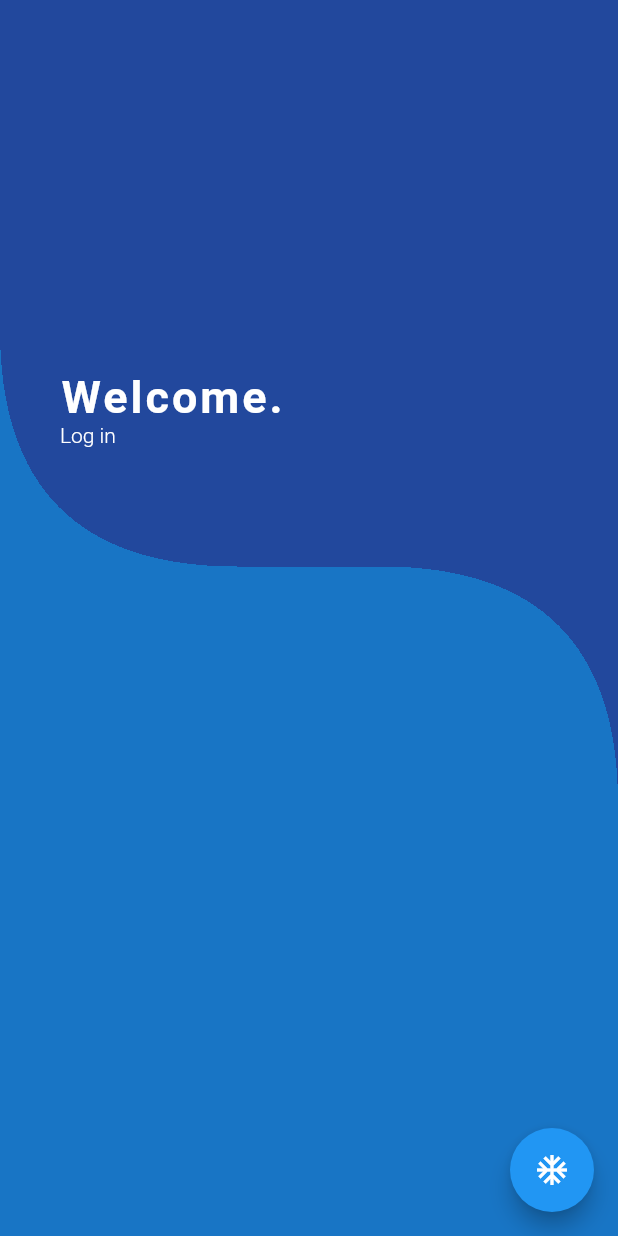
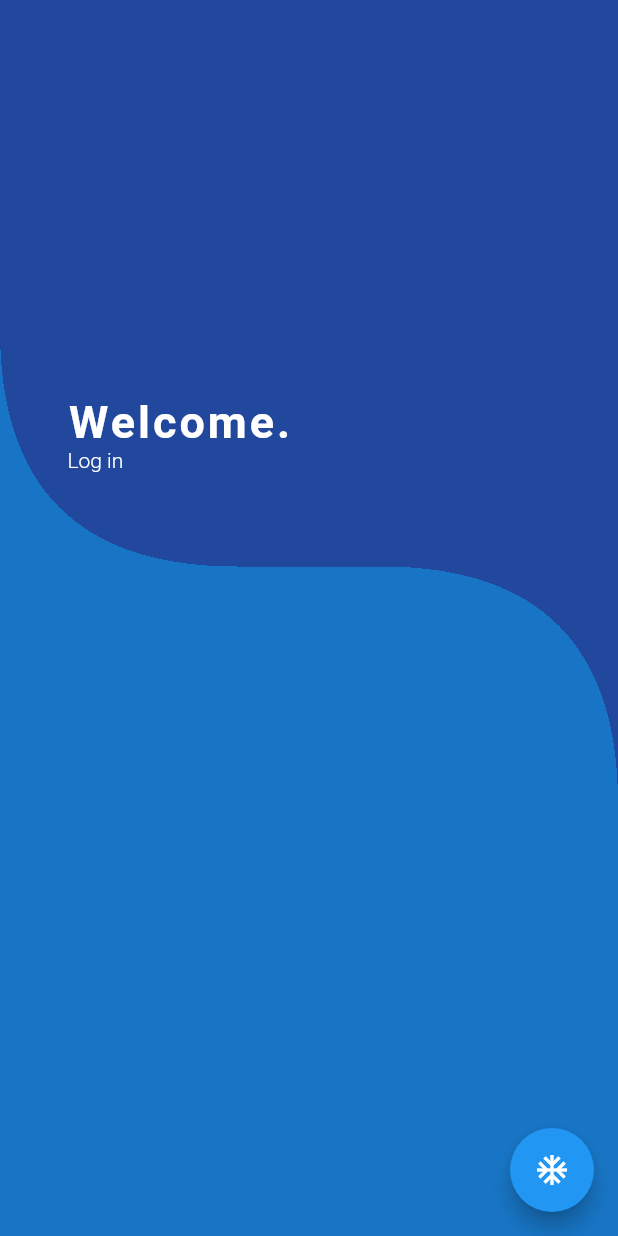
Before and after one commit to hackersito/Iteso-app, a Flutter app: the screen it shows after launch, on a phone screen of 412 x 824 dp. Run offline on Flutter 3.47's test engine with Material 2 defaults, Android fonts, the phone set to English and light mode, and no system bars; our stand-ins replace floor, get, sqflite; accounts and stored records are empty; generated files the repository leaves out were written again.

Commit message:
Mejores medidas para el cip

```diff
--- a/lib/app/modules/home/views/home_view.dart
+++ b/lib/app/modules/home/views/home_view.dart
@@ -27,8 +27,8 @@ class HomeView extends GetView<HomeController> {
             ),
           ),
           Positioned(
-            top: MediaQuery.of(context).size.height * 0.3,
-            left: 40,
+            top: MediaQuery.of(context).size.height * 0.32,
+            left: 45,
             child: Column(
               crossAxisAlignment: CrossAxisAlignment.start,
               children: [
```
